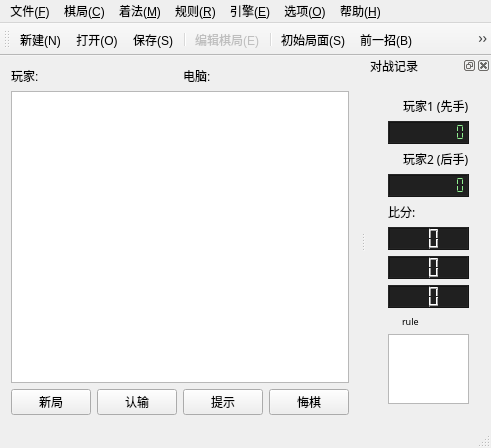
Old version of the form NineChess/millwindow.ui in the repository calcitem/Sanmill.
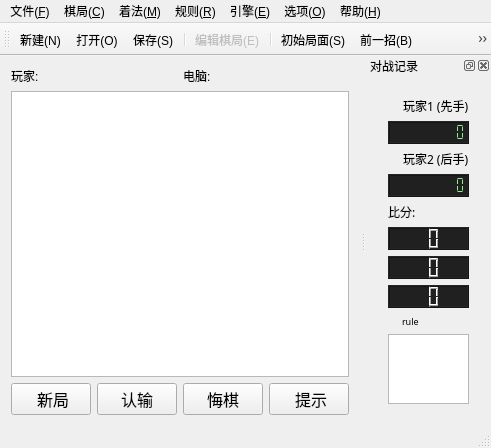
New version of the form. Icons and pictures are not drawn. Custom widgets are drawn as their Qt base class.

```diff
--- a/NineChess/millwindow.ui
+++ b/NineChess/millwindow.ui
@@ -71,8 +71,24 @@
      <layout class="QHBoxLayout" name="horizontalLayout">
       <item>
        <widget class="QPushButton" name="pushButton_newGame">
+        <property name="font">
+         <font>
+          <family>黑体</family>
+          <pointsize>12</pointsize>
+         </font>
+        </property>
         <property name="text">
-         <string>新局</string>
+         <string> 新局</string>
+        </property>
+        <property name="icon">
+         <iconset resource="ninechesswindow.qrc">
+          <normaloff>:/icon/resources/icon/ic_radio_button_on_black_48dp.png</normaloff>:/icon/resources/icon/ic_radio_button_on_black_48dp.png</iconset>
+        </property>
+        <property name="iconSize">
+         <size>
+          <width>24</width>
+          <height>24</height>
+         </size>
         </property>
         <property name="flat">
          <bool>false</bool>
@@ -81,22 +97,70 @@
       </item>
       <item>
        <widget class="QPushButton" name="pushButton_giveUp">
+        <property name="font">
+         <font>
+          <family>黑体</family>
+          <pointsize>12</pointsize>
+         </font>
+        </property>
         <property name="text">
          <string>认输</string>
         </property>
-       </widget>
-      </item>
-      <item>
-       <widget class="QPushButton" name="pushButton_hint">
-        <property name="text">
-         <string>提示</string>
+        <property name="icon">
+         <iconset resource="ninechesswindow.qrc">
+          <normaloff>:/icon/resources/icon/ic_flag_black_48dp.png</normaloff>:/icon/resources/icon/ic_flag_black_48dp.png</iconset>
+        </property>
+        <property name="iconSize">
+         <size>
+          <width>24</width>
+          <height>24</height>
+         </size>
         </property>
        </widget>
       </item>
       <item>
        <widget class="QPushButton" name="pushButton_retractMove">
+        <property name="font">
+         <font>
+          <family>黑体</family>
+          <pointsize>12</pointsize>
+         </font>
+        </property>
         <property name="text">
          <string>悔棋</string>
+        </property>
+        <property name="icon">
+         <iconset resource="ninechesswindow.qrc">
+          <normaloff>:/icon/resources/icon/ic_reply_black_48dp.png</normaloff>:/icon/resources/icon/ic_reply_black_48dp.png</iconset>
+        </property>
+        <property name="iconSize">
+         <size>
+          <width>24</width>
+          <height>24</height>
+         </size>
+        </property>
+       </widget>
+      </item>
+      <item>
+       <widget class="QPushButton" name="pushButton_hint">
+        <property name="font">
+         <font>
+          <family>黑体</family>
+          <pointsize>12</pointsize>
+         </font>
+        </property>
+        <property name="text">
+         <string> 提示</string>
+        </property>
+        <property name="icon">
+         <iconset resource="ninechesswindow.qrc">
+          <normaloff>:/icon/resources/icon/ic_visibility_black_48dp.png</normaloff>:/icon/resources/icon/ic_visibility_black_48dp.png</iconset>
+        </property>
+        <property name="iconSize">
+         <size>
+          <width>24</width>
+          <height>24</height>
+         </size>
         </property>
        </widget>
       </item>
```
